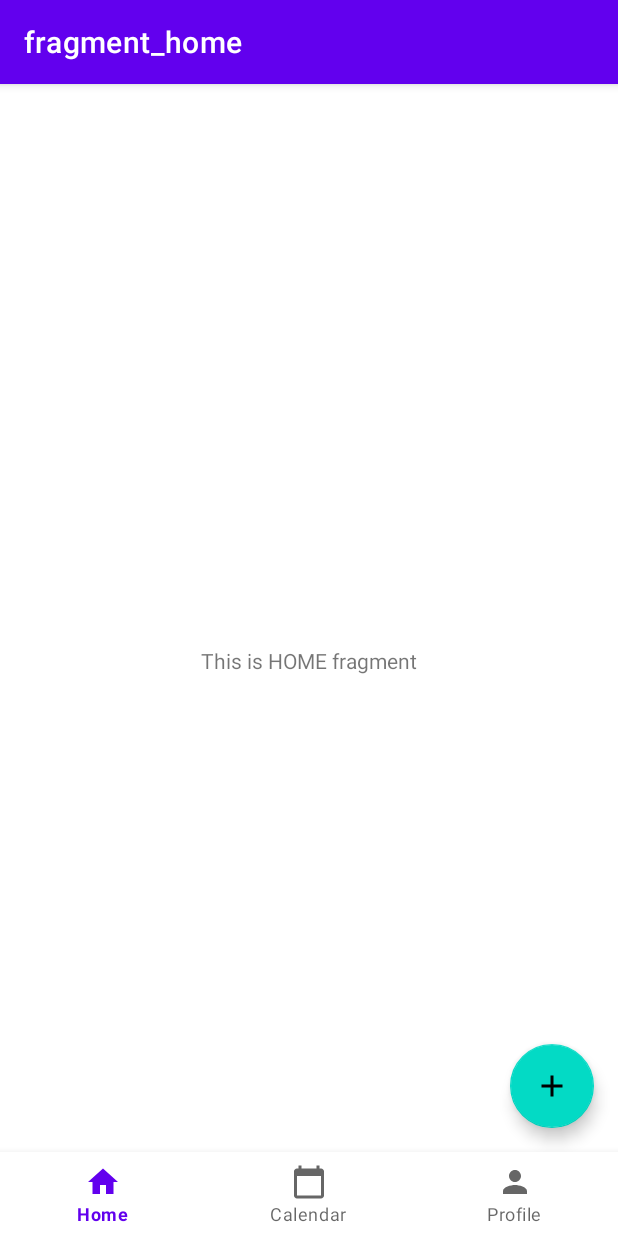
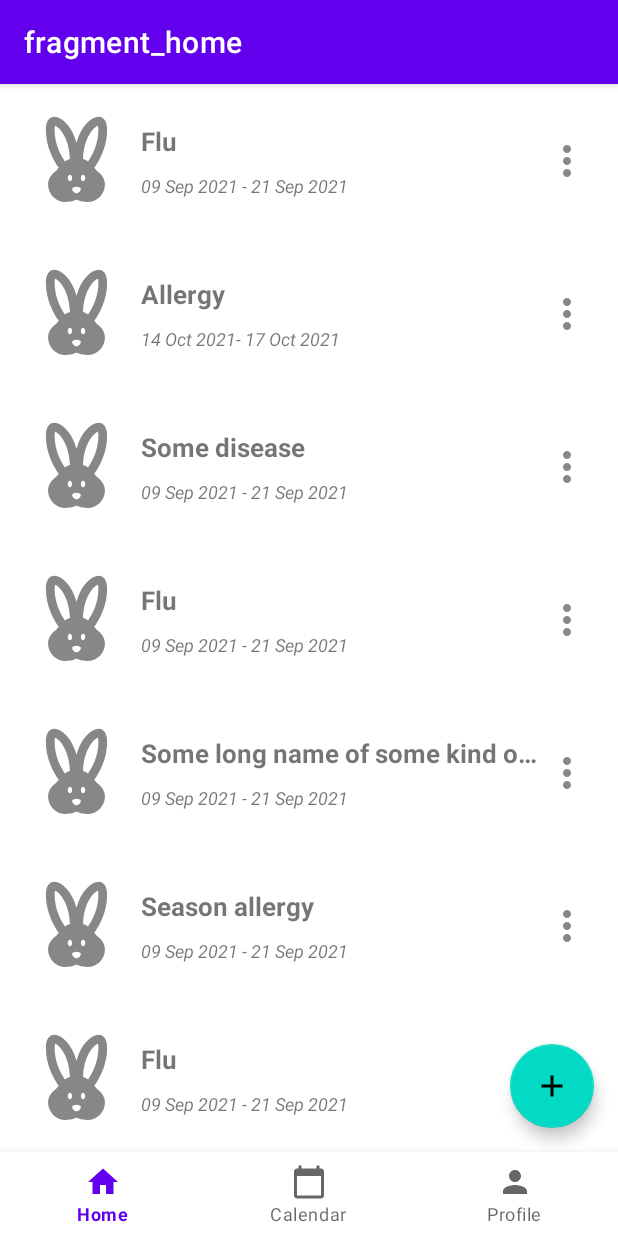
Before and after one commit to GalinaShiryaeva/Healer, an Android app: the screen it shows after launch (AppActivity), on a phone screen of 412 x 824 dp. Run offline under Robolectric (Android 15) with nearby library versions, the phone set to English and light mode, and no system bars; our stand-ins replace CircleImageView, navigation-ui.

Commit message:
Added RecyclerView for HomeFragment

```diff
--- a/app/build.gradle
+++ b/app/build.gradle
@@ -38,12 +38,12 @@ android {
 
 dependencies {
 
-    def core_version = "1.9.0"
+    def core_version = "1.8.0"
     def appcompat_version = "1.5.1"
     def mdc_version = "1.6.1"
     def constraint_layout_version = "2.1.4"
     def recyclerview_version = "1.2.1"
-    def activity_version = "1.6.0"
+    def activity_version = "1.5.1"
     def fragment_version = "1.5.2"
     def lifecycle_version = "2.5.1"
     def nav_version = "2.5.2"
--- /dev/null
+++ b/app/src/main/java/ru/app/healer/data/dto/Episode.kt
@@ -0,0 +1,8 @@
+package ru.app.healer.data.dto
+
+data class Episode(
+    val id: Int,
+    val name: String,
+    val duration: String = "23 Oct 2021 - 1 Nov 2021", //must be of type Data or something in future, and non-null
+    val patient: String? = null //must be of type Patient, and non-null
+)
--- a/app/src/main/java/ru/app/healer/ui/home/HomeFragment.kt
+++ b/app/src/main/java/ru/app/healer/ui/home/HomeFragment.kt
@@ -6,7 +6,10 @@ import android.view.View
 import android.view.ViewGroup
 import androidx.fragment.app.Fragment
 import androidx.lifecycle.ViewModelProvider
+import ru.app.healer.data.dto.Episode
 import ru.app.healer.databinding.FragmentHomeBinding
+import ru.app.healer.ui.home.adapter.ListEpisodeAdapter
+import ru.app.healer.ui.home.adapter.OnEpisodeListener
 
 class HomeFragment : Fragment() {
 
@@ -22,11 +25,16 @@ class HomeFragment : Fragment() {
         savedInstanceState: Bundle?
     ): View {
         val homeViewModel = ViewModelProvider(this)[HomeViewModel::class.java]
-
         _binding = FragmentHomeBinding.inflate(inflater, container, false)
 
-        homeViewModel.label.observe(viewLifecycleOwner) {
-            binding.label.text = it
+        val adapter = ListEpisodeAdapter(object : OnEpisodeListener {
+            override fun onEpisode(episode: Episode) {
+                //FIXME ("Not yet implemented")
+            }
+        })
+        binding.list.adapter = adapter
+        homeViewModel.data.observe(viewLifecycleOwner) { episodes ->
+            adapter.submitList(episodes)
         }
 
         return binding.root
--- a/app/src/main/java/ru/app/healer/ui/home/HomeViewModel.kt
+++ b/app/src/main/java/ru/app/healer/ui/home/HomeViewModel.kt
@@ -3,6 +3,7 @@ package ru.app.healer.ui.home
 import androidx.lifecycle.LiveData
 import androidx.lifecycle.MutableLiveData
 import androidx.lifecycle.ViewModel
+import ru.app.healer.data.dto.Episode
 
 class HomeViewModel : ViewModel() {
 
@@ -10,4 +11,25 @@ class HomeViewModel : ViewModel() {
         value = "This is HOME fragment"
     }
     val label: LiveData<String> = _label
+
+    // FIXME ("must link to a repository")
+    private val _data: MutableLiveData<List<Episode>> = getAllEpisodes()
+    val data: LiveData<List<Episode>> = _data
 }
+
+private fun getAllEpisodes(): MutableLiveData<List<Episode>> {
+    val data = MutableLiveData<List<Episode>>()
+
+    val array = arrayListOf<Episode>()
+    array.add(Episode(1, "Flu", "09 Sep 2021 - 21 Sep 2021"))
+    array.add(Episode(2, "Allergy", "14 Oct 2021- 17 Oct 2021"))
+    array.add(Episode(3, "Some disease", "09 Sep 2021 - 21 Sep 2021"))
+    array.add(Episode(4, "Flu", "09 Sep 2021 - 21 Sep 2021"))
+    array.add(Episode(5, "Some long name of some kind of illness", "09 Sep 2021 - 21 Sep 2021"))
+    array.add(Episode(6, "Season allergy", "09 Sep 2021 - 21 Sep 2021"))
+    array.add(Episode(7, "Flu", "09 Sep 2021 - 21 Sep 2021"))
+    array.add(Episode(8, "Flu", "09 Sep 2021 - 21 Sep 2021"))
+
+    data.value = array
+    return data
+}
--- /dev/null
+++ b/app/src/main/java/ru/app/healer/ui/home/adapter/ListEpisodeAdapter.kt
@@ -0,0 +1,61 @@
+package ru.app.healer.ui.home.adapter
+
+import android.view.LayoutInflater
+import android.view.ViewGroup
+import androidx.recyclerview.widget.DiffUtil
+import androidx.recyclerview.widget.ListAdapter
+import androidx.recyclerview.widget.RecyclerView
+import ru.app.healer.R
+import ru.app.healer.data.dto.Episode
+import ru.app.healer.databinding.ItemEpisodeBinding
+
+interface OnEpisodeListener {
+    fun onEpisode(episode: Episode)
+}
+
+class ListEpisodeAdapter(
+    private val onEpisodeListener: OnEpisodeListener
+) : ListAdapter<Episode, ListEpisodeAdapter.EpisodeViewHolder>(EpisodeDiffCallback) {
+
+    class EpisodeViewHolder(
+        private val binding: ItemEpisodeBinding,
+        private val listener: OnEpisodeListener
+    ) : RecyclerView.ViewHolder(binding.root) {
+        fun bind(episode: Episode) {
+            binding.apply {
+                episodeName.text = episode.name
+                episodeDuration.text = episode.duration
+                image.setImageResource(
+                    R.drawable.ic_image_placeholder_48
+                )
+                item.setOnClickListener {
+                    listener.onEpisode(episode)
+                }
+            }
+        }
+    }
+
+    override fun onCreateViewHolder(parent: ViewGroup, viewType: Int): EpisodeViewHolder {
+        val binding = ItemEpisodeBinding.inflate(
+            LayoutInflater.from(parent.context),
+            parent,
+            false
+        )
+        return EpisodeViewHolder(binding, onEpisodeListener)
+    }
+
+    override fun onBindViewHolder(holder: EpisodeViewHolder, position: Int) {
+        val episode = getItem(position)
+        holder.bind(episode)
+    }
+}
+
+object EpisodeDiffCallback : DiffUtil.ItemCallback<Episode>() {
+    override fun areItemsTheSame(oldItem: Episode, newItem: Episode): Boolean {
+        return oldItem == newItem
+    }
+
+    override fun areContentsTheSame(oldItem: Episode, newItem: Episode): Boolean {
+        return oldItem.id == newItem.id
+    }
+}
--- a/app/src/main/res/layout/activity_main.xml
+++ b/app/src/main/res/layout/activity_main.xml
@@ -5,7 +5,6 @@
     android:id="@+id/container"
     android:layout_width="match_parent"
     android:layout_height="match_parent"
-    android:paddingTop="?attr/actionBarSize"
     tools:context=".ui.AppActivity">
 
     <fragment
@@ -15,10 +14,10 @@
         android:layout_height="match_parent"
         android:layout_marginBottom="?attr/actionBarSize"
         app:defaultNavHost="true"
-        app:navGraph="@navigation/nav_main"
         app:layout_constraintBottom_toTopOf="@id/bottom_navigation"
+        app:layout_constraintEnd_toEndOf="parent"
         app:layout_constraintStart_toStartOf="parent"
-        app:layout_constraintEnd_toEndOf="parent">
+        app:navGraph="@navigation/nav_main">
     </fragment>
 
     <com.google.android.material.bottomnavigation.BottomNavigationView
@@ -26,11 +25,9 @@
         android:layout_width="0dp"
         android:layout_height="wrap_content"
         android:background="?android:attr/windowBackground"
-        app:menu="@menu/bottom_navigation_menu"
         app:layout_constraintBottom_toBottomOf="parent"
+        app:layout_constraintEnd_toEndOf="parent"
         app:layout_constraintStart_toStartOf="parent"
-        app:layout_constraintEnd_toEndOf="parent"/>
-
-
+        app:menu="@menu/bottom_navigation_menu" />
 
 </androidx.constraintlayout.widget.ConstraintLayout>
--- a/app/src/main/res/layout/fragment_home.xml
+++ b/app/src/main/res/layout/fragment_home.xml
@@ -7,15 +7,6 @@
     android:layout_width="match_parent"
     android:layout_height="match_parent"
     tools:context=".ui.home.HomeFragment">
-
-    <TextView
-        android:id="@+id/label"
-        android:layout_width="wrap_content"
-        android:layout_height="wrap_content"
-        app:layout_constraintStart_toStartOf="parent"
-        app:layout_constraintEnd_toEndOf="parent"
-        app:layout_constraintTop_toTopOf="parent"
-        app:layout_constraintBottom_toBottomOf="parent"/>
 
     <androidx.recyclerview.widget.RecyclerView
         android:id="@+id/list"
--- a/app/src/main/res/layout/item_episode.xml
+++ b/app/src/main/res/layout/item_episode.xml
@@ -4,7 +4,7 @@
     android:layout_width="match_parent"
     android:layout_height="wrap_content"
     android:layout_margin="@dimen/common_spacing_small"
-    android:id="@+id/item_episode">
+    android:id="@+id/item">
 
     <de.hdodenhof.circleimageview.CircleImageView
         android:id="@+id/image"
@@ -21,14 +21,15 @@
         android:layout_width="0dp"
         android:layout_height="wrap_content"
         android:layout_marginStart="@dimen/common_spacing_small"
+        android:ellipsize="end"
+        android:maxLines="@integer/text_lines_1"
         android:text="@string/text_episode_name"
         android:textSize="@dimen/episode_name_text"
         android:textStyle="bold"
-        android:maxLines="@integer/text_lines_1"
-        android:ellipsize="end"
-        app:layout_constraintTop_toTopOf="@id/image"
         app:layout_constraintBottom_toTopOf="@id/episode_duration"
-        app:layout_constraintStart_toEndOf="@id/image"/>
+        app:layout_constraintEnd_toStartOf="@+id/menu"
+        app:layout_constraintStart_toEndOf="@id/image"
+        app:layout_constraintTop_toTopOf="@id/image" />
 
     <TextView
         android:id="@+id/episode_duration"
```
